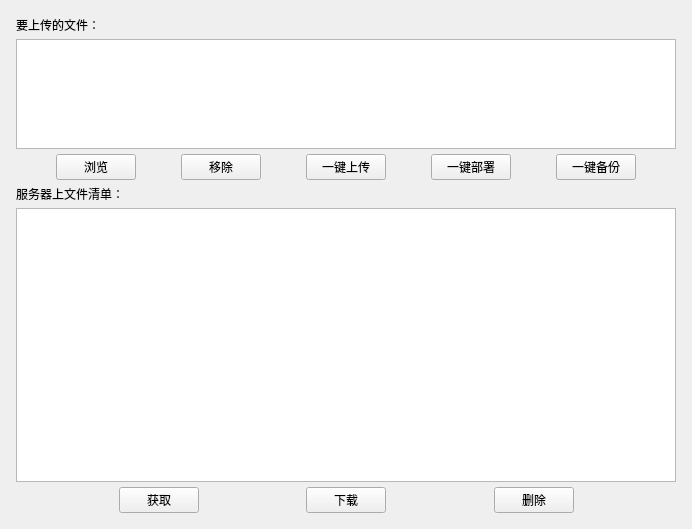
Above: UI/mainForm.ui from dailaoda45/HexoAutoDeploy before the change. Below: the same form after it.
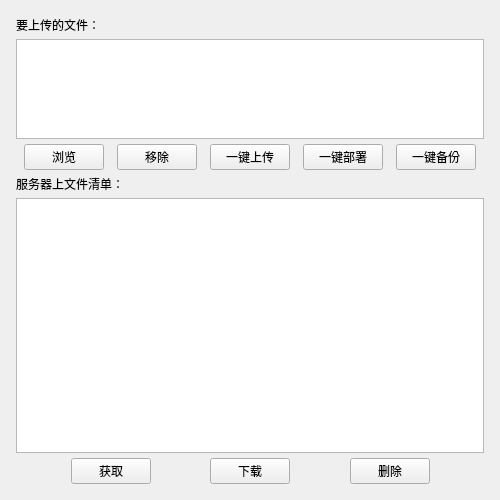
That is the form after the change.

Patch:
```diff
--- a/UI/mainForm.ui
+++ b/UI/mainForm.ui
@@ -2,6 +2,14 @@
 <ui version="4.0">
  <class>MainForm</class>
  <widget class="QWidget" name="MainForm">
+  <property name="geometry">
+   <rect>
+    <x>0</x>
+    <y>0</y>
+    <width>500</width>
+    <height>500</height>
+   </rect>
+  </property>
   <property name="windowTitle">
    <string>hexo博客一键部署工具</string>
   </property>
```
